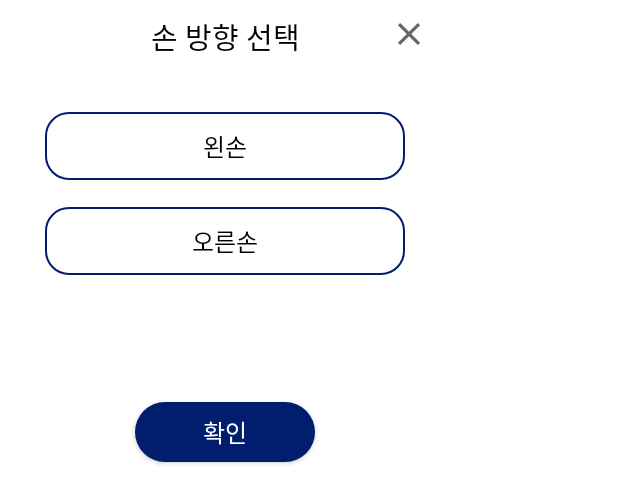
After one commit to M1ncho/mediapipe-finger-traking, an Android app: the layout handselect_dialog.xml on its own in the app's theme, with its tools: preview values and no code run, on a phone screen of 412 x 824 dp. The commit adds this screen. Shown: the top 504 px of the screen. Run offline under Robolectric (Android 15) with nearby library versions, the phone set to English and light mode, and no system bars.

Commit message:
손 선택 팝업 추가

```diff
--- a/app/src/main/res/layout/activity_round_select.xml
+++ b/app/src/main/res/layout/activity_round_select.xml
@@ -97,8 +97,6 @@
 
 
 
-
-
     <TextView
         android:id="@+id/tv_check"
         android:layout_width="match_parent"
--- /dev/null
+++ b/app/src/main/res/layout/handselect_dialog.xml
@@ -0,0 +1,91 @@
+<?xml version="1.0" encoding="utf-8"?>
+<androidx.constraintlayout.widget.ConstraintLayout
+    xmlns:android="http://schemas.android.com/apk/res/android"
+    android:layout_width="300dp"
+    android:layout_height="320dp"
+    xmlns:app="http://schemas.android.com/apk/res-auto"
+    android:background="@drawable/round_layout">
+
+
+
+    <TextView
+        android:id="@+id/tv_guid_hand_select"
+        android:layout_width="wrap_content"
+        android:layout_height="wrap_content"
+        app:layout_constraintTop_toTopOf="parent"
+        app:layout_constraintStart_toStartOf="parent"
+        app:layout_constraintEnd_toEndOf="parent"
+        android:layout_marginTop="10dp"
+        android:textColor="@color/black"
+        android:textSize="19sp"
+        android:text="손 방향 선택"/>
+
+
+
+    <RelativeLayout
+        android:id="@+id/rl_close"
+        android:layout_width="50dp"
+        android:layout_height="50dp"
+        app:layout_constraintTop_toTopOf="parent"
+        app:layout_constraintEnd_toEndOf="parent">
+
+        <ImageView
+            android:layout_width="25dp"
+            android:layout_height="25dp"
+            android:layout_marginTop="10dp"
+            android:layout_marginStart="10dp"
+            android:src="@drawable/ic_baseline_close_24"/>
+
+    </RelativeLayout>
+
+
+
+
+    <TextView
+        android:id="@+id/tv_left_hand"
+        android:layout_width="match_parent"
+        android:layout_height="45dp"
+        app:layout_constraintTop_toBottomOf="@id/tv_guid_hand_select"
+        android:layout_marginTop="35dp"
+        android:layout_marginStart="30dp"
+        android:layout_marginEnd="30dp"
+        android:gravity="center"
+        android:textColor="@color/black"
+        android:textSize="16sp"
+        android:text="왼손"
+        android:background="@drawable/round_line_blue_layout"/>
+
+
+    <TextView
+        android:id="@+id/tv_right_hand"
+        android:layout_width="match_parent"
+        android:layout_height="45dp"
+        app:layout_constraintTop_toBottomOf="@id/tv_left_hand"
+        android:layout_marginTop="18dp"
+        android:layout_marginStart="30dp"
+        android:layout_marginEnd="30dp"
+        android:gravity="center"
+        android:textColor="@color/black"
+        android:textSize="16sp"
+        android:text="오른손"
+        android:background="@drawable/round_line_blue_layout"/>
+
+
+
+
+    <androidx.appcompat.widget.AppCompatButton
+        android:id="@+id/btn_select_hand"
+        android:layout_width="120dp"
+        android:layout_height="40dp"
+        app:layout_constraintBottom_toBottomOf="parent"
+        app:layout_constraintStart_toStartOf="parent"
+        app:layout_constraintEnd_toEndOf="parent"
+        android:layout_marginBottom="12dp"
+        android:background="@drawable/round_blue_button"
+        android:textColor="@color/white"
+        android:textSize="16sp"
+        android:text="확인"/>
+
+
+
+</androidx.constraintlayout.widget.ConstraintLayout>
```
Also changed, not shown: app/src/main/java/com/blifeinc/pinch_game/HandSelectDialog.kt (added, +113 -0 lines), app/src/main/java/com/blifeinc/pinch_game/HandTrackingActivity.kt (+87 -69 lines), app/src/main/java/com/blifeinc/pinch_game/RegistrationDialog.kt (+39 -9 lines), app/src/main/java/com/blifeinc/pinch_game/util/SaveSettingUtil.kt (+20 -1 lines), app/src/main/res/layout/activity_hand_tracking.xml (+7 -5 lines), app/src/main/res/layout/registration_dialog.xml (+17 -4 lines).
